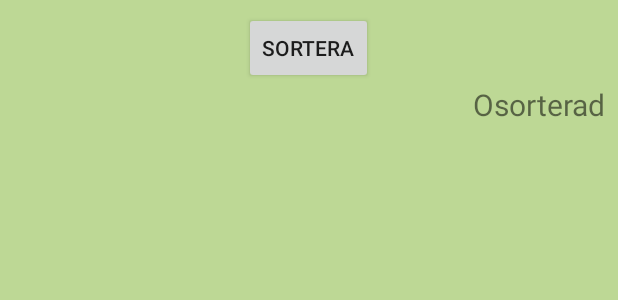
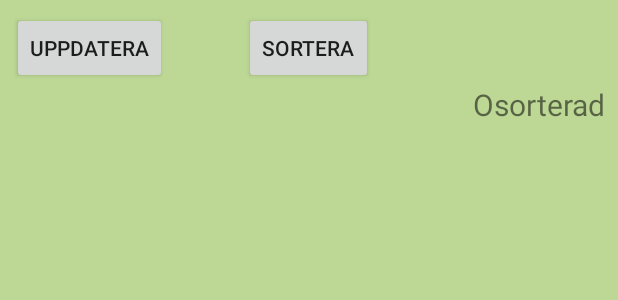
Before and after one commit to crispit/ErrorExtractor, an Android app: the layout activity_main.xml on its own in the app's theme, with its tools: preview values and no code run, on a phone screen of 412 x 824 dp. Shown: the top 300 px of the screen. Run offline under Robolectric (Android 15) with nearby library versions, the phone set to English and light mode, and no system bars.

```diff
--- a/app/src/main/res/layout/activity_main.xml
+++ b/app/src/main/res/layout/activity_main.xml
@@ -20,13 +20,24 @@
         android:layout_marginTop="85dp" />
 
     <Button
+
+        android:layout_width="wrap_content"
+        android:layout_height="wrap_content"
+        android:text="Uppdatera"
+        android:id="@+id/updateButton"
+        android:layout_alignParentTop="true"
+        android:onClick="updateList"
+        />
+
+    <Button
         style="?android:attr/buttonStyleSmall"
         android:layout_width="wrap_content"
         android:layout_height="wrap_content"
         android:text="Sortera"
         android:id="@+id/sortButton"
         android:layout_alignParentTop="true"
-        android:layout_centerHorizontal="true" />
+        android:layout_centerHorizontal="true"
+        android:onClick="sort"/>
 
     <TextView
         android:layout_width="wrap_content"
```
Also changed, not shown: app/src/main/java/crispit/errorextractor/MainActivity.java (+41 -25 lines).
